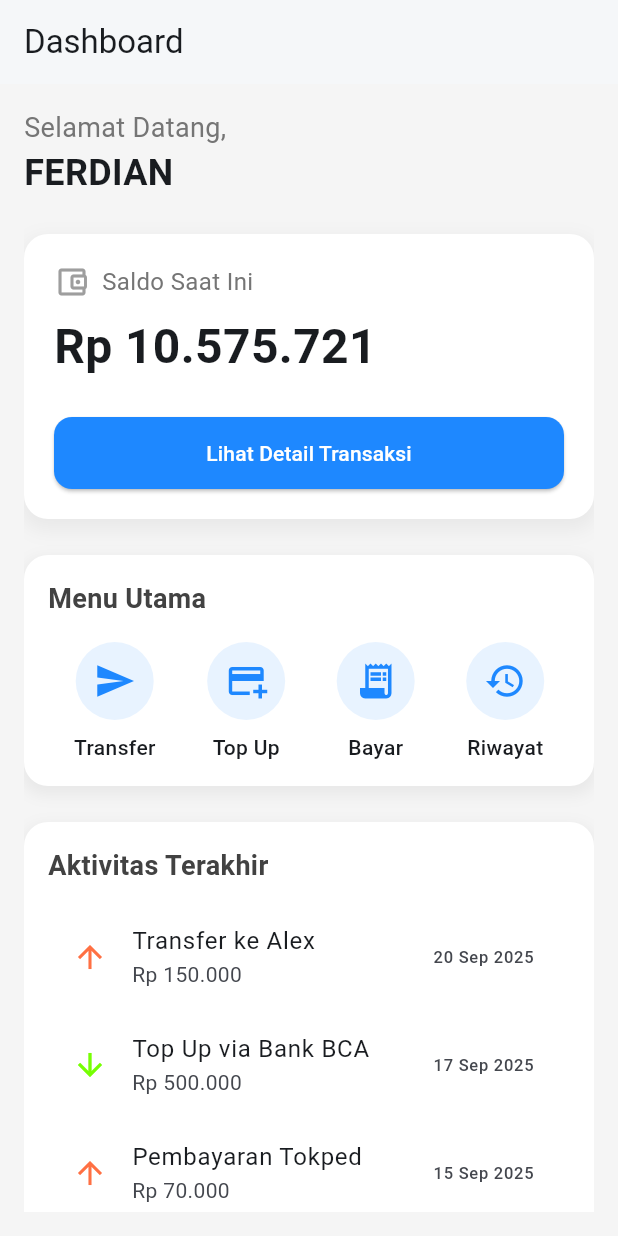
After one commit to perdiannn/prak-mobilelanjut-2307051020, a Flutter app: the DashboardScreen screen opened by its route, on a phone screen of 412 x 824 dp. The commit adds this screen. Run offline on Flutter 3.47's test engine with Material 3 defaults, Android fonts, the phone set to English and light mode, and no system bars.

Commit message:
Menambahkan Tampilan Dashboard

```diff
--- a/lib/main.dart
+++ b/lib/main.dart
@@ -1,6 +1,7 @@
 import 'package:flutter/material.dart';
 import 'screens/login_screen.dart';
 import 'screens/signup_screen.dart';
+import 'screens/dashboard_screen.dart';
 
 void main() => runApp(const JustduitApp());
 
@@ -42,6 +43,7 @@ class JustduitApp extends StatelessWidget {
       routes: {
         LoginScreen.route: (context) => const LoginScreen(),
         SignupScreen.route: (context) => const SignupScreen(),
+        DashboardScreen.route: (context) => const DashboardScreen(),
       },
     );
   }
--- /dev/null
+++ b/lib/screens/dashboard_screen.dart
@@ -0,0 +1,325 @@
+import 'package:flutter/material.dart';
+
+class DashboardScreen extends StatelessWidget {
+  static const String route = '/dashboard';
+
+  const DashboardScreen({super.key});
+
+  @override
+  Widget build(BuildContext context) {
+    return Scaffold(
+      backgroundColor: Colors.grey[100],
+      appBar: AppBar(
+        title: const Text('Dashboard'),
+        backgroundColor: Colors.white,
+        elevation: 1,
+        automaticallyImplyLeading: false,
+      ),
+      body: Padding(
+        padding: const EdgeInsets.all(16.0),
+        child: SingleChildScrollView( // supaya bisa discroll di layar kecil
+          child: Column(
+            crossAxisAlignment: CrossAxisAlignment.start,
+            children: [
+              // Teks Sapaan
+              Text(
+                'Selamat Datang,',
+                style: TextStyle(fontSize: 18, color: Colors.grey[600]),
+              ),
+              const Text(
+                'FERDIAN',
+                style: TextStyle(
+                  fontSize: 24,
+                  fontWeight: FontWeight.bold,
+                ),
+              ),
+              const SizedBox(height: 24),
+
+              // --- Kartu Saldo ---
+              Container(
+                width: double.infinity,
+                padding: const EdgeInsets.all(20.0),
+                decoration: BoxDecoration(
+                  color: Colors.white,
+                  borderRadius: BorderRadius.circular(16.0),
+                  boxShadow: [
+                    BoxShadow(
+                      color: Colors.grey.withOpacity(0.15),
+                      spreadRadius: 2,
+                      blurRadius: 10,
+                      offset: const Offset(0, 5),
+                    )
+                  ],
+                ),
+                child: Column(
+                  crossAxisAlignment: CrossAxisAlignment.start,
+                  children: [
+                    Row(
+                      children: [
+                        Icon(Icons.account_balance_wallet_outlined,
+                            color: Colors.grey[500]),
+                        const SizedBox(width: 8),
+                        Text(
+                          'Saldo Saat Ini',
+                          style: TextStyle(
+                            fontSize: 16,
+                            color: Colors.grey[600],
+                          ),
+                        ),
+                      ],
+                    ),
+                    const SizedBox(height: 8),
+                    const Text(
+                      'Rp 10.575.721',
+                      style: TextStyle(
+                        fontSize: 32,
+                        fontWeight: FontWeight.bold,
+                      ),
+                    ),
+                    const SizedBox(height: 24),
+                    SizedBox(
+                      width: double.infinity,
+                      child: ElevatedButton(
+                        onPressed: () {},
+                        style: ElevatedButton.styleFrom(
+                          backgroundColor: const Color(0xFF1E88FF),
+                          foregroundColor: Colors.white,
+                          padding: const EdgeInsets.symmetric(vertical: 14),
+                          shape: RoundedRectangleBorder(
+                            borderRadius: BorderRadius.circular(12),
+                          ),
+                        ),
+                        child: const Text('Lihat Detail Transaksi'),
+                      ),
+                    ),
+                  ],
+                ),
+              ),
+
+              const SizedBox(height: 24),
+
+              // --- Menu Utama ---
+              Container(
+                width: double.infinity,
+                padding: const EdgeInsets.all(16.0),
+                decoration: BoxDecoration(
+                  color: Colors.white,
+                  borderRadius: BorderRadius.circular(16.0),
+                  boxShadow: [
+                    BoxShadow(
+                      color: Colors.grey.withOpacity(0.15),
+                      spreadRadius: 2,
+                      blurRadius: 8,
+                      offset: const Offset(0, 4),
+                    )
+                  ],
+                ),
+                child: Column(
+                  crossAxisAlignment: CrossAxisAlignment.start,
+                  children: [
+                    Text(
+                      'Menu Utama',
+                      style: TextStyle(
+                        fontSize: 18,
+                        fontWeight: FontWeight.bold,
+                        color: Colors.grey[800],
+                      ),
+                    ),
+                    const SizedBox(height: 16),
+                    Row(
+                      mainAxisAlignment: MainAxisAlignment.spaceAround,
+                      children: [
+                        _buildMenuItem(Icons.send, 'Transfer'),
+                        _buildMenuItem(Icons.add_card, 'Top Up'),
+                        _buildMenuItem(Icons.receipt_long, 'Bayar'),
+                        _buildMenuItem(Icons.history, 'Riwayat'),
+                      ],
+                    ),
+                  ],
+                ),
+              ),
+
+              const SizedBox(height: 24),
+
+              // --- Aktivitas Terakhir ---
+              Container(
+                width: double.infinity,
+                padding: const EdgeInsets.all(16.0),
+                decoration: BoxDecoration(
+                  color: Colors.white,
+                  borderRadius: BorderRadius.circular(16.0),
+                  boxShadow: [
+                    BoxShadow(
+                      color: Colors.grey.withOpacity(0.15),
+                      spreadRadius: 2,
+                      blurRadius: 8,
+                      offset: const Offset(0, 4),
+                    )
+                  ],
+                ),
+                child: Column(
+                  crossAxisAlignment: CrossAxisAlignment.start,
+                  children: [
+                    Text(
+                      'Aktivitas Terakhir',
+                      style: TextStyle(
+                        fontSize: 18,
+                        fontWeight: FontWeight.bold,
+                        color: Colors.grey[800],
+                      ),
+                    ),
+                    const SizedBox(height: 12),
+                    ListTile(
+                      leading: Icon(Icons.arrow_upward, color: Colors.deepOrange[400]),
+                      title: const Text('Transfer ke Alex'),
+                      subtitle: const Text('Rp 150.000'),
+                      trailing: const Text('20 Sep 2025'),
+                    ),
+                    ListTile(
+                      leading: Icon(Icons.arrow_downward, color: Colors.lightGreenAccent[400]),
+                      title: const Text('Top Up via Bank BCA'),
+                      subtitle: const Text('Rp 500.000'),
+                      trailing: const Text('17 Sep 2025'),
+                    ),
+                    ListTile(
+                      leading: Icon(Icons.arrow_upward, color: Colors.deepOrange[400]),
+                      title: const Text('Pembayaran Tokped'),
+                      subtitle: const Text('Rp 70.000'),
+                      trailing: const Text('15 Sep 2025'),
+                    ),
+                  ],
+                ),
+              ),
+
+              const SizedBox(height: 24),
+
+              // --- Promo & Penawaran ---
+              Container(
+                width: double.infinity,
+                padding: const EdgeInsets.all(16.0),
+                decoration: BoxDecoration(
+                gradient: LinearGradient(
+                colors: [Color(0xFF1E88FF), Color(0xFF42A5F5)],
+                begin: Alignment.topLeft,
+                end: Alignment.bottomRight,
+              ),
+              borderRadius: BorderRadius.circular(16.0),
+              boxShadow: [
+                BoxShadow(
+                  color: Colors.grey.withOpacity(0.2),
+                  blurRadius: 8,
+                  offset: const Offset(0, 4),
+                )
+              ],
+            ),
+            child: Row(
+            children: [
+              const Icon(Icons.local_offer, color: Colors.white, size: 40),
+              const SizedBox(width: 16),
+            Expanded(
+              child: Column(
+              crossAxisAlignment: CrossAxisAlignment.start,
+              children: const [
+            Text(
+              'Promo Spesial!',
+              style: TextStyle(
+                fontSize: 18,
+                fontWeight: FontWeight.bold,
+                color: Colors.white,
+              ),
+            ),
+            SizedBox(height: 4),
+            Text(
+              'Nikmati cashback 20% untuk setiap transaksi di merchant pilihan.',
+              style: TextStyle(color: Colors.white, fontSize: 14),
+            ),
+          ],
+        ),
+      ),
+    ],
+  ),
+),
+
+                const SizedBox(height: 24),
+
+                // --- Statistik Pengeluaran ---
+                Container(
+                  width: double.infinity,
+                  padding: const EdgeInsets.all(16.0),
+                  decoration: BoxDecoration(
+                    color: Colors.white,
+                    borderRadius: BorderRadius.circular(16.0),
+                    boxShadow: [
+                      BoxShadow(
+                        color: Colors.grey.withOpacity(0.15),
+                        blurRadius: 8,
+                        offset: const Offset(0, 4),
+                      )
+                    ],
+                  ),
+                  child: Column(
+                    crossAxisAlignment: CrossAxisAlignment.start,
+                    children: [
+                    Text(
+                      'Statistik Bulanan',
+                      style: TextStyle(
+                        fontSize: 18,
+                        fontWeight: FontWeight.bold,
+                        color: Colors.grey[800],
+                    ),
+                  ),
+                  const SizedBox(height: 16),
+                    Row(
+                      mainAxisAlignment: MainAxisAlignment.spaceBetween,
+                      children: const [
+                      Text('Pengeluaran', style: TextStyle(fontSize: 14)),
+                      Text('Rp 2.255.359', style: TextStyle(fontWeight: FontWeight.bold)),
+                    ],
+                  ),
+                  const SizedBox(height: 8),
+                    LinearProgressIndicator(
+                      value: 0.65, // 65% dari budget
+                      backgroundColor: Colors.grey[200],
+                      color: Color(0xFF1E88FF),
+                      minHeight: 8,
+                      borderRadius: BorderRadius.all(Radius.circular(8)),
+                  ),
+                  const SizedBox(height: 12),
+                    Row(
+                      mainAxisAlignment: MainAxisAlignment.spaceBetween,
+                      children: const [
+                        Text('Sisa Budget', style: TextStyle(fontSize: 14)),
+                        Text('Rp 6.821.491', style: TextStyle(fontWeight: FontWeight.bold)),
+                      ],
+                    ),
+                  ],
+                ),
+              ),
+            ],
+          ),
+        ),
+      ),
+    );
+  }
+
+  // Helper untuk item menu
+  Widget _buildMenuItem(IconData icon, String label) {
+    return Column(
+      children: [
+        Container(
+          padding: const EdgeInsets.all(12),
+          decoration: BoxDecoration(
+            color: const Color(0xFF1E88FF).withOpacity(0.1),
+            shape: BoxShape.circle,
+          ),
+          child: Icon(icon, color: const Color(0xFF1E88FF), size: 28),
+        ),
+        const SizedBox(height: 8),
+        Text(
+          label,
+          style: const TextStyle(fontSize: 14, fontWeight: FontWeight.w500),
+        ),
+      ],
+    );
+  }
+}
--- a/lib/screens/login_screen.dart
+++ b/lib/screens/login_screen.dart
@@ -1,4 +1,5 @@
 import 'package:flutter/material.dart';
+import 'package:myapp/screens/dashboard_screen.dart';
 import 'signup_screen.dart';
 
 class LoginScreen extends StatefulWidget {
@@ -147,11 +148,30 @@ class _LoginScreenState extends State<LoginScreen> {
                       ),
                       const SizedBox(height: 6),
 
-                      primaryButton('Sign In Now', () {
-                        ScaffoldMessenger.of(context).showSnackBar(
-                          const SnackBar(content: Text('Sign In Tapped')),
-                        );
-                      }),
+                     primaryButton(
+                      'Sign In Now',
+                      () {
+                        // Cek apakah email atau password kosong
+                        if (_email.text.isEmpty ||
+                            _pass.text.isEmpty) {
+                            // Jika ya, tampilkan notifikasi error
+                            ScaffoldMessenger.of(context).showSnackBar(
+                              const SnackBar(
+                                content: Text('Email dan Password tidak boleh kosong!'),
+                                backgroundColor: Colors.red,
+                              ),
+                            );
+                          } else {
+                            // Jika tidak, lanjutkan ke Dashboard
+                            Navigator.pushNamedAndRemoveUntil(
+                              context,
+                              DashboardScreen.route,
+                              (route) => false,
+                            );
+                          }
+                        },
+                      ),
+
                       const SizedBox(height: 14),
 
                       Center(
```
